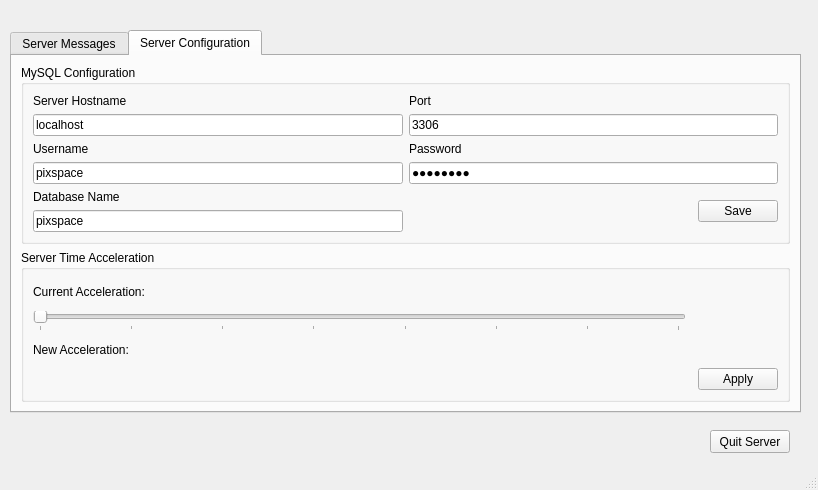
Before: the Qt Designer form Server/serverapp.ui in jacob-swanson/PixSpace, drawn with Qt 5.
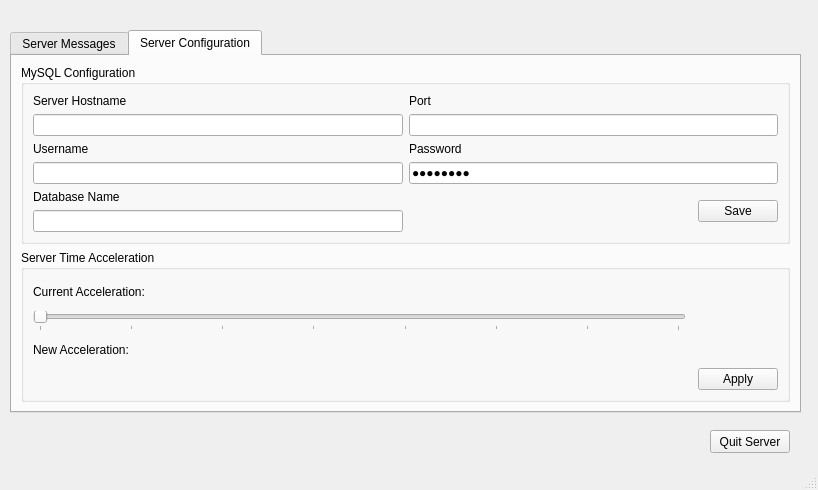
After: the same form once the commit is applied. The open tabs and pages were chosen to show the change. Icons and pictures are not drawn.

Commit message: Loaded all lineEdits except for the password field in the Database group in the UI from the DataManger object values. Eugene Davis - 03/13/14

The edit to the form file:
```diff
--- a/Server/serverapp.ui
+++ b/Server/serverapp.ui
@@ -84,14 +84,14 @@
            <item row="1" column="0">
             <widget class="QLineEdit" name="sqlHost">
              <property name="text">
-              <string>localhost</string>
+              <string/>
              </property>
             </widget>
            </item>
            <item row="1" column="1">
             <widget class="QLineEdit" name="sqlPort">
              <property name="text">
-              <string>3306</string>
+              <string/>
              </property>
             </widget>
            </item>
@@ -112,7 +112,7 @@
            <item row="3" column="0">
             <widget class="QLineEdit" name="lineEdit">
              <property name="text">
-              <string>pixspace</string>
+              <string/>
              </property>
             </widget>
            </item>
@@ -160,7 +160,7 @@
            <item row="5" column="0">
             <widget class="QLineEdit" name="sqlDBName">
              <property name="text">
-              <string>pixspace</string>
+              <string/>
              </property>
             </widget>
            </item>
```
Left out of the diff: 4 changed lines with no effect on the pictures. The commit also changes 1 other file.
